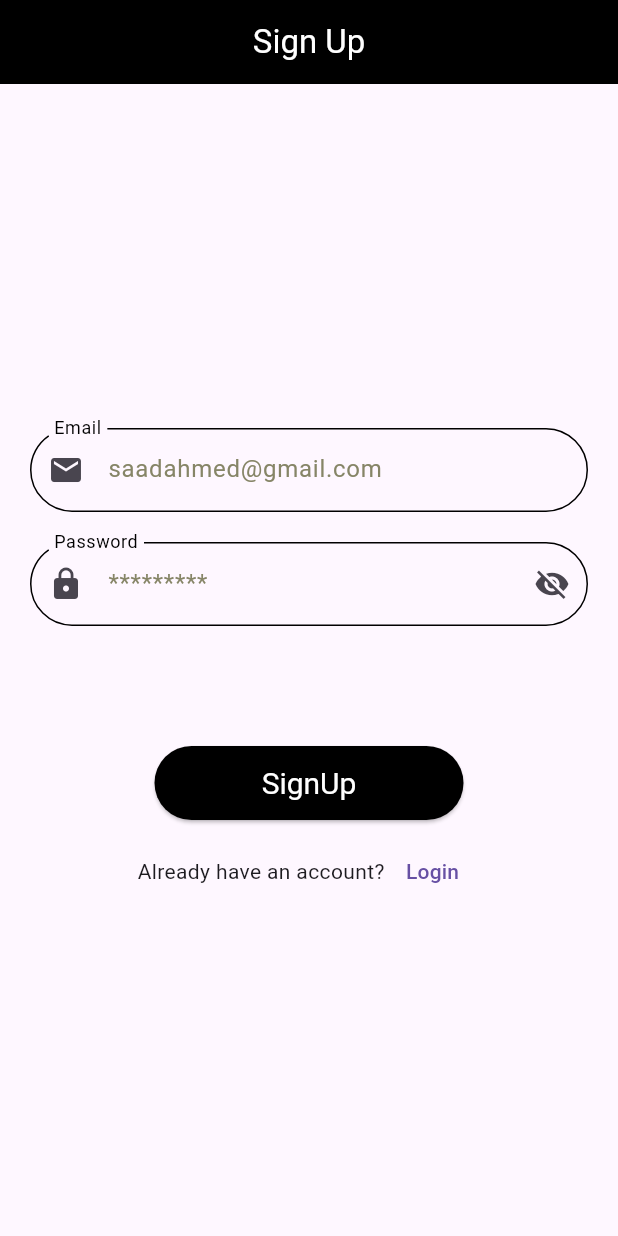
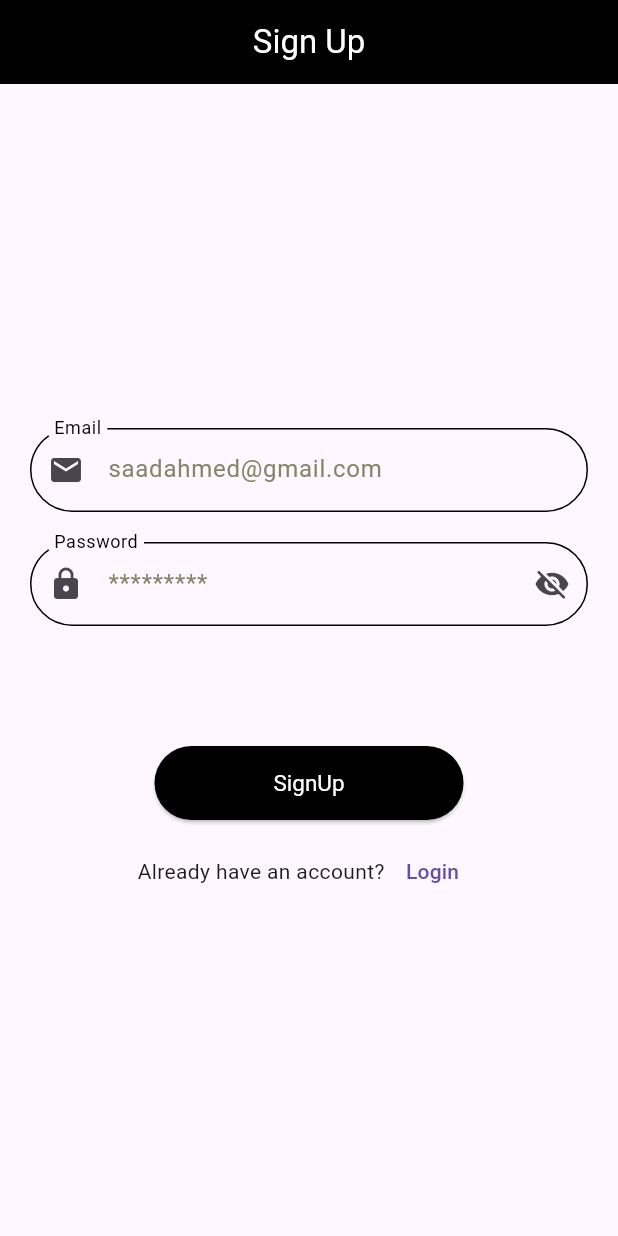
Before and after one commit to saadahmed0147/Flutter-Firebase-Demo, a Flutter app: the SignUpScreen screen opened by its route, on a phone screen of 412 x 824 dp. Run offline on Flutter 3.47's test engine with Material 3 defaults, Android fonts, the light colour scheme and no system bars; our stand-ins replace another_flushbar, firebase_auth, firebase_core; accounts and stored records are empty.

Commit message:
Modified button

```diff
--- a/lib/Component/round_button.dart
+++ b/lib/Component/round_button.dart
@@ -5,12 +5,17 @@ class RoundButton extends StatefulWidget {
   final String title;
   final bool loading;
   final VoidCallback onPress;
-  const RoundButton({
-    super.key,
-    required this.title,
-    required this.onPress,
-    this.loading = false,
-  });
+  final Color backgroundColor;
+  final Color foregroundColor;
+  final FocusNode? focusNode;
+  const RoundButton(
+      {super.key,
+      required this.title,
+      required this.onPress,
+      this.loading = false,
+      this.backgroundColor = AppColors.blackColor,
+      this.foregroundColor = AppColors.whiteColor,
+      this.focusNode});
 
   @override
   State<RoundButton> createState() => _RoundButtonState();
@@ -27,12 +32,13 @@ class _RoundButtonState extends State<RoundButton> {
             color: AppColors.blackColor,
           )
         : ElevatedButton(
+            focusNode: widget.focusNode,
             onPressed: widget.onPress,
             style: ElevatedButton.styleFrom(
-                textStyle: const TextStyle(fontSize: 20),
+                textStyle: const TextStyle(fontSize: 15),
                 fixedSize: Size(width * .5, height * .06),
-                backgroundColor: AppColors.blackColor,
-                foregroundColor: AppColors.whiteColor),
+                backgroundColor: widget.backgroundColor,
+                foregroundColor: widget.foregroundColor),
             child: Text(widget.title),
           );
   }
```
